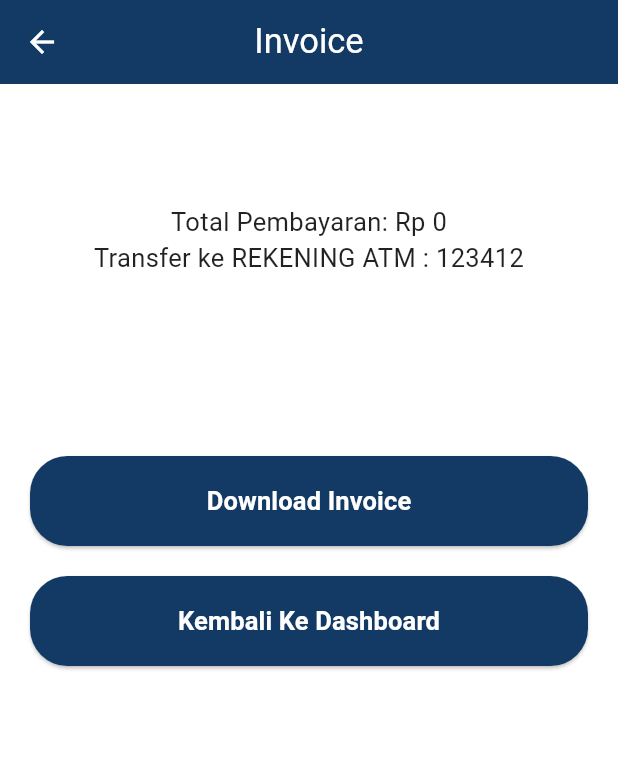
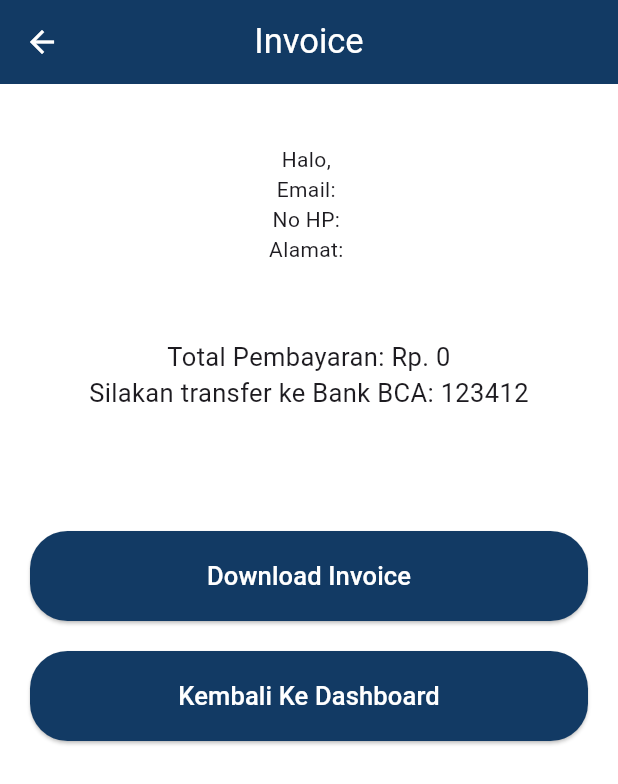
Before and after one commit to ryandra-putra-i-2210358/EuyCommerce, a Flutter app: the InvoiceScreen screen opened directly with empty values, after a tap on "Download Invoice", on a phone screen of 412 x 824 dp. Shown: the top 784 px of the screen. Run offline on Flutter 3.47's test engine with Material 3 defaults, Android fonts, the phone set to English and light mode, and no system bars; our stand-ins replace drift, image_picker, pdf, permission_handler, share_plus, shared_preferences; accounts and stored records are empty; generated files the repository leaves out were written again.

Commit message:
Fitur Data Customer

```diff
--- a/lib/pages/detail_barang_screen.dart
+++ b/lib/pages/detail_barang_screen.dart
@@ -13,7 +13,9 @@ class DetailBarangScreen extends StatelessWidget {
   @override
   Widget build(BuildContext context) {
     return Scaffold(
+      backgroundColor: Colors.white,
       appBar: AppBar(
+        // backgroundColor: Colors.white,
         backgroundColor: const Color(0xFF173B63),
         iconTheme: const IconThemeData(color: Colors.white),
         title: const Text(
--- a/lib/pages/invoice_screen.dart
+++ b/lib/pages/invoice_screen.dart
@@ -10,12 +10,20 @@ import 'package:project_ecommerce/pages/dashboard_screen.dart';
 
 class InvoiceScreen extends StatelessWidget {
   final int totalHarga;
-  final List<Map<String, dynamic>> items;
+  final String customerNama;
+  final String customerEmail;
+  final String customerNohp;
+  final String customerAlamat;
+  final List items;
 
   const InvoiceScreen({
     super.key,
     required this.totalHarga,
     required this.items,
+    required this.customerNama,
+    required this.customerEmail,
+    required this.customerNohp,
+    required this.customerAlamat,
   });
 
   @override
@@ -23,7 +31,6 @@ class InvoiceScreen extends StatelessWidget {
     return Scaffold(
       backgroundColor: Colors.white,
 
-      // ================= HEADER =================
       appBar: AppBar(
         title: const Text(
           "Invoice",
@@ -35,23 +42,26 @@ class InvoiceScreen extends StatelessWidget {
         iconTheme: const IconThemeData(color: Colors.white),
       ),
 
-      // ================= BODY =================
       body: Padding(
         padding: const EdgeInsets.symmetric(horizontal: 20),
         child: Column(
           children: [
+            const SizedBox(height: 40),
+            Text("Halo, $customerNama"),
+            Text("Email: $customerEmail"),
+            Text("No HP: $customerNohp"),
+            Text("Alamat: $customerAlamat"),
+            const SizedBox(height: 50),
+
+            Text(
+              "Total Pembayaran: Rp. $totalHarga\nSilakan transfer ke Bank BCA: 123412",
+              textAlign: TextAlign.center,
+              style: const TextStyle(fontSize: 17),
+            ),
+
             const SizedBox(height: 80),
 
-            // Teks utama di tengah
-            Text(
-              "Total Pembayaran: Rp $totalHarga\nTransfer ke REKENING ATM : 123412",
-              textAlign: TextAlign.center,
-              style: const TextStyle(fontSize: 17, color: Colors.black87),
-            ),
-
-            const SizedBox(height: 120),
-
-            // ======== TOMBOL DOWNLOAD ========
+            // Tombol Download PDF
             SizedBox(
               width: double.infinity,
               child: ElevatedButton(
@@ -65,18 +75,14 @@ class InvoiceScreen extends StatelessWidget {
                 onPressed: () => _generatePdf(context),
                 child: const Text(
                   "Download Invoice",
-                  style: TextStyle(
-                    color: Colors.white,
-                    fontSize: 17,
-                    fontWeight: FontWeight.bold,
-                  ),
+                  style: TextStyle(color: Colors.white, fontSize: 17),
                 ),
               ),
             ),
 
             const SizedBox(height: 20),
 
-            // ======== TOMBOL KEMBALI ========
+            // Kembali ke Dashboard
             SizedBox(
               width: double.infinity,
               child: ElevatedButton(
@@ -98,11 +104,7 @@ class InvoiceScreen extends StatelessWidget {
                 },
                 child: const Text(
                   "Kembali Ke Dashboard",
-                  style: TextStyle(
-                    color: Colors.white,
-                    fontSize: 17,
-                    fontWeight: FontWeight.bold,
-                  ),
+                  style: TextStyle(color: Colors.white, fontSize: 17),
                 ),
               ),
             ),
@@ -115,7 +117,7 @@ class InvoiceScreen extends StatelessWidget {
   Future<void> _generatePdf(BuildContext context) async {
     final pdf = pw.Document();
 
-    // ======== LOAD GAMBAR PER ITEM =========
+    // LOAD GAMBAR ITEM
     final List<pw.MemoryImage?> images = [];
 
     for (var item in items) {
@@ -135,7 +137,7 @@ class InvoiceScreen extends StatelessWidget {
       }
     }
 
-    // =============== PDF PAGE ===============
+    // ========= PDF PAGE =========
     pdf.addPage(
       pw.Page(
         build: (_) => pw.Padding(
@@ -143,29 +145,45 @@ class InvoiceScreen extends StatelessWidget {
           child: pw.Column(
             crossAxisAlignment: pw.CrossAxisAlignment.start,
             children: [
+
+              // TITLE
               pw.Center(
                 child: pw.Text(
                   "INVOICE PEMBELIAN",
                   style: pw.TextStyle(
-                    fontSize: 24,
+                    fontSize: 26,
                     fontWeight: pw.FontWeight.bold,
                   ),
                 ),
               ),
+              pw.SizedBox(height: 30),
 
-              pw.SizedBox(height: 20),
-
+              // ========== CUSTOMER DETAIL ==========
               pw.Text(
-                "Detail Pembelian:",
+                "DATA CUSTOMER",
                 style: pw.TextStyle(
                   fontSize: 18,
                   fontWeight: pw.FontWeight.bold,
                 ),
               ),
+              pw.SizedBox(height: 6),
+              pw.Text("Nama     : $customerNama"),
+              pw.Text("Email    : $customerEmail"),
+              pw.Text("No HP    : $customerNohp"),
+              pw.Text("Alamat   : $customerAlamat"),
+              pw.SizedBox(height: 20),
 
+              // TITLE PRODUK
+              pw.Text(
+                "DETAIL PEMBELIAN",
+                style: pw.TextStyle(
+                  fontSize: 18,
+                  fontWeight: pw.FontWeight.bold,
+                ),
+              ),
               pw.SizedBox(height: 10),
 
-              // =============== TABLE ===============
+              // TABLE PRODUK
               pw.Table(
                 border: pw.TableBorder.all(),
                 columnWidths: {
@@ -177,9 +195,7 @@ class InvoiceScreen extends StatelessWidget {
                 children: [
                   // Header
                   pw.TableRow(
-                    decoration: const pw.BoxDecoration(
-                      color: PdfColors.grey300,
-                    ),
+                    decoration: const pw.BoxDecoration(color: PdfColors.grey300),
                     children: [
                       _headerCell("Foto"),
                       _headerCell("Produk"),
@@ -188,7 +204,7 @@ class InvoiceScreen extends StatelessWidget {
                     ],
                   ),
 
-                  // Data Rows
+                  // Data rows
                   for (int i = 0; i < items.length; i++)
                     _buildRow(items[i], images[i]),
                 ],
@@ -205,7 +221,7 @@ class InvoiceScreen extends StatelessWidget {
               ),
 
               pw.SizedBox(height: 10),
-              pw.Text("Transfer ke: 1234567890 (Bank BCA)"),
+              pw.Text("Silakan transfer ke Bank BCA: 1234567890"),
             ],
           ),
         ),
@@ -214,7 +230,7 @@ class InvoiceScreen extends StatelessWidget {
 
     final bytes = await pdf.save();
 
-    // =============== ANDROID SAVE ===============
+    // SAVE ANDROID
     if (Platform.isAndroid) {
       final permission = await Permission.manageExternalStorage.request();
 
@@ -232,13 +248,11 @@ class InvoiceScreen extends StatelessWidget {
       await file.writeAsBytes(bytes, flush: true);
 
       ScaffoldMessenger.of(context).showSnackBar(
-        const SnackBar(
-          content: Text("Invoice berhasil disimpan ke folder Download"),
-        ),
+        const SnackBar(content: Text("Invoice berhasil disimpan ke folder Download")),
       );
     }
 
-    // =============== iOS SHARE ===============
+    // SAVE iOS
     if (Platform.isIOS) {
       final dir = await getApplicationDocumentsDirectory();
       final file = File("${dir.path}/invoice.pdf");
@@ -248,7 +262,7 @@ class InvoiceScreen extends StatelessWidget {
     }
   }
 
-  // =============== HEADER CELL ===============
+  // HEADER CELL
   pw.Widget _headerCell(String text, {pw.TextAlign align = pw.TextAlign.left}) {
     return pw.Padding(
       padding: const pw.EdgeInsets.all(6),
@@ -256,7 +270,7 @@ class InvoiceScreen extends StatelessWidget {
     );
   }
 
-  // =============== ROW ITEM ===============
+  // ROW ITEM TABLE
   pw.TableRow _buildRow(Map<String, dynamic> item, pw.MemoryImage? image) {
     final barang = item["barang"] as BarangModel;
     final jumlah = item["jumlah"] as int;
@@ -273,10 +287,7 @@ class InvoiceScreen extends StatelessWidget {
                   height: 50,
                   color: PdfColors.grey300,
                   alignment: pw.Alignment.center,
-                  child: pw.Text(
-                    "No\nImage",
-                    textAlign: pw.TextAlign.center,
-                  ),
+                  child: pw.Text("No\nImage", textAlign: pw.TextAlign.center),
                 ),
         ),
 
@@ -292,8 +303,7 @@ class InvoiceScreen extends StatelessWidget {
 
         pw.Padding(
           padding: const pw.EdgeInsets.all(6),
-          child: pw.Text("Rp $subtotal",
-              textAlign: pw.TextAlign.center),
+          child: pw.Text("Rp $subtotal", textAlign: pw.TextAlign.center),
         ),
       ],
     );
```
Also changed, not shown: lib/pages/checkout_screen.dart (+5 -2 lines), lib/pages/customer_form_screen.dart (added, +116 -0 lines), 5 other files.
